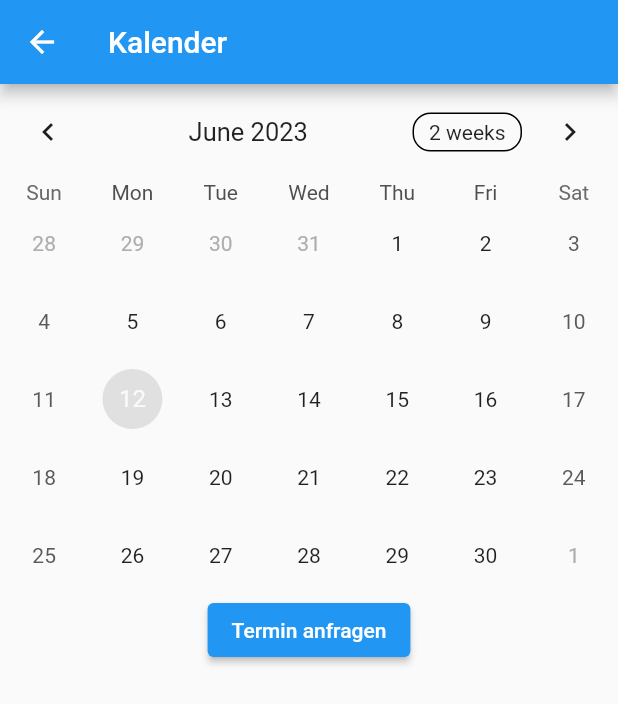
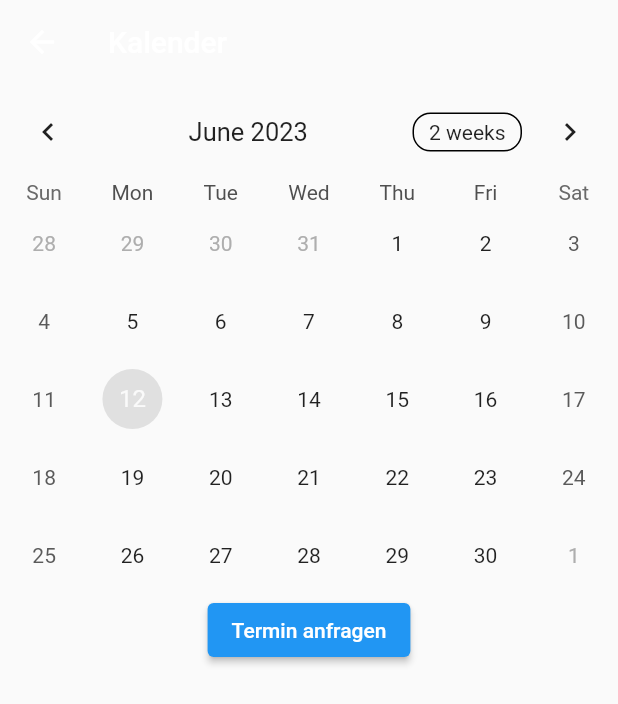
Before and after one commit to L4223/FH-Wave, a Flutter app: what meineWidgetsScreen() shows on an empty page, opened directly, after a tap on "Kalender", on a phone screen of 412 x 824 dp. Shown: the top 704 px of the screen. Run offline on Flutter 3.47's test engine with Material 2 defaults, Android fonts, the phone set to English and light mode, and no system bars; drawn by our look-alikes of table_calendar; our stand-ins replace cloud_firestore, firebase_auth, firebase_core, flutter_svg, geocoding, geolocator and 3 more; accounts and stored records are empty; project files that could hold a hidden picture were left out.

```diff
--- a/lib/views/calendar_screen.dart
+++ b/lib/views/calendar_screen.dart
@@ -38,6 +38,8 @@ class CalendarScreenState extends State<CalendarScreen> {
     return Scaffold(
       appBar: AppBar(
         title: const Text('Kalender'),
+        backgroundColor: Colors.transparent,
+        elevation: 0.0,
       ),
       body: Column(
         children: [
--- a/lib/views/meine_widgets_screen.dart
+++ b/lib/views/meine_widgets_screen.dart
@@ -6,7 +6,6 @@ import 'package:provider/provider.dart';
 
 import '../app_colors.dart';
 
-// import 'add_widgets_screen.dart';
 import '../controllers/dark_mode_controller.dart';
 import 'calendar_screen.dart';
 import 'group_screens/group_screen.dart';
@@ -25,46 +24,48 @@ Widget meineWidgetsScreen(BuildContext context) {
         spacing: 12,
         runSpacing: 12,
         children: [
-
           /// Hier sind nur Beispiele, biite modifizieren oder ersetzen
           WidgetButton(
             title: 'Campus Navigation',
+            textColor: controller.isDarkMode
+                ? AppColors.fhwaveBlue500
+                : AppColors.black,
             backgroundColor: controller.isDarkMode
-              ? AppColors.fhwaveNeutral500
+                ? AppColors.fhwaveNeutral600
                 : AppColors.fhwaveBlue500,
             icon: SvgPicture.asset(
               'assets/map.svg',
               width: 45,
               height: 45,
-            color: controller.isDarkMode ?
-            AppColors.fhwaveBlue500 : AppColors.black,
+              color: controller.isDarkMode
+                  ? AppColors.fhwaveBlue500
+                  : AppColors.black,
             ),
             targetPage: TemplateScreen(),
-          textColor:
-          controller.isDarkMode ? AppColors.fhwaveBlue500 : AppColors.black,
           ),
           WidgetButton(
-          title: 'Gruppe',
+            title: 'Gruppen',
+            textColor: controller.isDarkMode
+                ? AppColors.fhwavePurple500
+                : AppColors.black,
             backgroundColor: controller.isDarkMode
-              ? AppColors.fhwaveNeutral500
+                ? AppColors.fhwaveNeutral600
                 : AppColors.fhwavePurple500,
-          icon: SvgPicture.asset(
-            'assets/team.svg',
+            icon: SvgPicture.asset('assets/team.svg',
                 width: 45,
                 height: 45,
                 color: controller.isDarkMode
                     ? AppColors.fhwavePurple500
-                : AppColors.black,
-          ),
-          targetPage: const GroupCreationScreen(),
-          textColor: controller.isDarkMode
-              ? AppColors.fhwavePurple500
-              : AppColors.black,
+                    : AppColors.black),
+            targetPage: const GroupsHome(),
           ),
           WidgetButton(
               title: 'Kalender',
+              textColor: controller.isDarkMode
+                  ? AppColors.fhwaveYellow500
+                  : AppColors.black,
               backgroundColor: controller.isDarkMode
-                ? AppColors.fhwaveNeutral500
+                  ? AppColors.fhwaveNeutral600
                   : AppColors.fhwaveYellow500,
               icon: SvgPicture.asset(
                 'assets/calendar.svg',
@@ -75,10 +76,8 @@ Widget meineWidgetsScreen(BuildContext context) {
                     : AppColors.black,
               ),
               targetPage: const CalendarScreen(),
-            textColor: controller.isDarkMode
-                ? AppColors.fhwaveYellow500
-                : AppColors.black,
               isLarge: true),
+
           // PrimaryButtonWithIcon(
           //   icon: Icons.add,
           //   text: "Member Hinzufügen",
@@ -114,7 +113,6 @@ Widget meineWidgetsScreen(BuildContext context) {
           //     ),
           //   ),
           // ),
-      ],
-    );
+        ]);
   });
 }
```
Also changed, not shown: lib/views/group_create_screen.dart (deleted, +0 -105 lines), lib/views/group_screens/group_screen.dart (+10 -2 lines), lib/views/group_screens/request_screen.dart (+7 -1 lines), lib/views/widgets/group_widgets/group_list.dart (+11 -5 lines), lib/views/widgets/group_widgets/member_list.dart (+13 -4 lines). Lines whose indentation alone changed are shown as unchanged.
